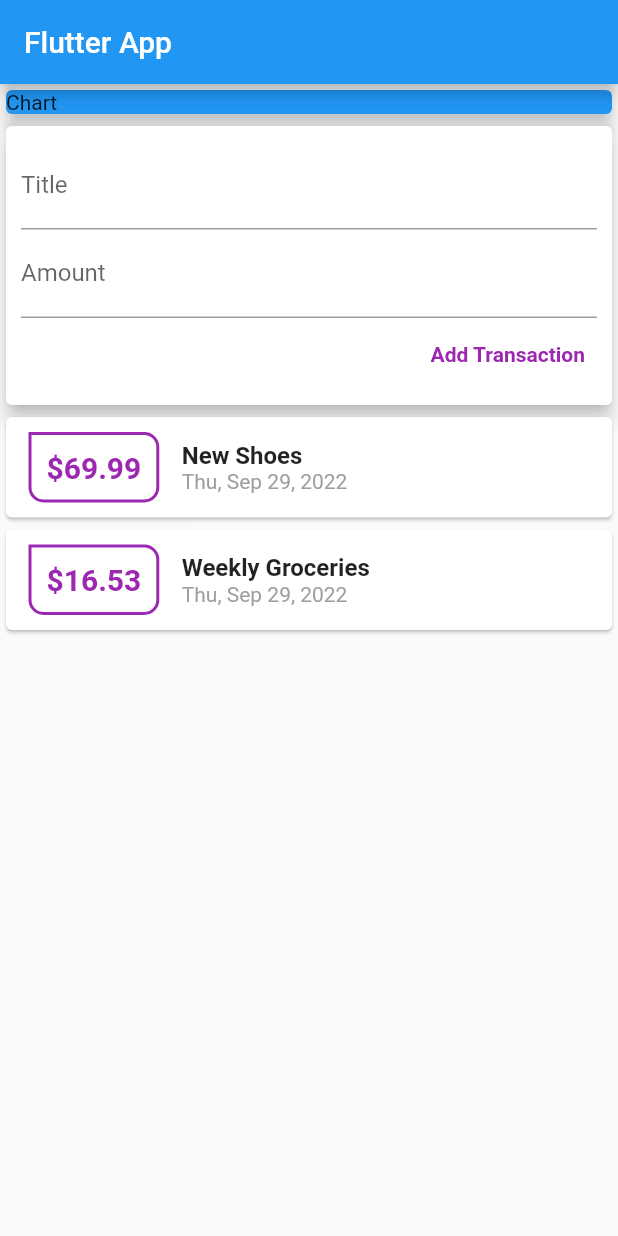
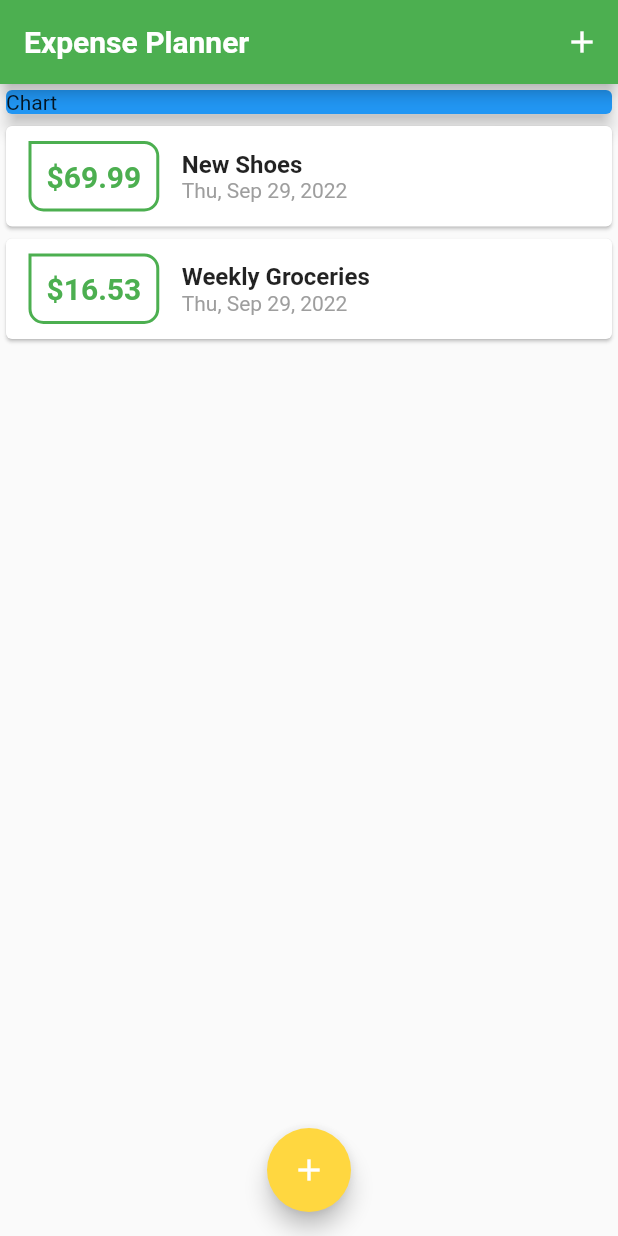
Before and after one commit to Jishan010/flutter_expense_app, a Flutter app: the screen it shows after launch, on a phone screen of 412 x 824 dp. Run offline on Flutter 3.47's test engine with Material 2 defaults, Android fonts, the phone set to English and light mode, and no system bars; Roboto replaces fonts that are missing (OpenSans).

Commit message:
if applied,this commit will update the theme

```diff
--- a/lib/main.dart
+++ b/lib/main.dart
@@ -1,5 +1,7 @@
 import 'package:flutter/material.dart';
-import './widgets/user_transactions.dart';
+import "../models/transaction.dart";
+import '../widgets/transaction_list.dart';
+import '../widgets/new_transaction.dart';
 
 void main() => runApp(MyApp());
 
@@ -7,20 +9,85 @@
   @override
   Widget build(BuildContext context) {
     return MaterialApp(
-      title: 'Flutter App',
+      theme: ThemeData(
+        primarySwatch: Colors.green,
+        accentColor: Colors.amberAccent,
+        appBarTheme: AppBarTheme(
+          textTheme: ThemeData.light().textTheme.copyWith(
+                headline6: TextStyle(
+                  fontFamily: 'OpenSans',
+                  fontSize: 20,
+                  fontWeight: FontWeight.bold,
+                ),
+              ),
+        ),
+      ),
+      title: 'Expense Planner',
       home: MyHomePage(),
     );
   }
 }
 
-class MyHomePage extends StatelessWidget {
+class MyHomePage extends StatefulWidget {
+  @override
+  State<MyHomePage> createState() => _MyHomePageState();
+}
+
+class _MyHomePageState extends State<MyHomePage> {
+  final List<Transaction> _userTransactions = [
+    Transaction(
+      id: 't1',
+      title: 'New Shoes',
+      amount: 69.99,
+      date: DateTime.now(),
+    ),
+    Transaction(
+      id: 't2',
+      title: 'Weekly Groceries',
+      amount: 16.53,
+      date: DateTime.now(),
+    ),
+  ];
+
+  void _addNewTransaction(String txTitle, double txAmount) {
+    final newTx = Transaction(
+      title: txTitle,
+      amount: txAmount,
+      date: DateTime.now(),
+      id: DateTime.now().toString(),
+    );
+
+    setState(() {
+      _userTransactions.add(newTx);
+    });
+  }
+
+  void startAddNewTransaction(BuildContext ctx) {
+    showModalBottomSheet(
+        context: ctx,
+        builder: (_) {
+          return GestureDetector(
+            onTap: () {},
+            child: NewTransaction(_addNewTransaction),
+            behavior: HitTestBehavior.opaque,
+          );
+        });
+  }
+
   @override
   Widget build(BuildContext context) {
     return Scaffold(
       appBar: AppBar(
-        title: Text('Flutter App'),
+        title: Text('Expense Planner'),
+        actions: <Widget>[
+          IconButton(
+            icon: Icon(Icons.add),
+            onPressed: () => startAddNewTransaction(context),
           ),
-      body: Column(
+        ],
+      ),
+      body: SingleChildScrollView(
+        child: Column(
           //mainAxisAlignment: MainAxisAlignment.start,
           crossAxisAlignment: CrossAxisAlignment.stretch,
           children: <Widget>[
@@ -32,8 +99,15 @@
                 elevation: 5,
               ),
             ),
-          UserTransactions(),
+            TransactionList(_userTransactions),
           ],
+        ),
+      ),
+      floatingActionButtonLocation: FloatingActionButtonLocation.centerFloat,
+      floatingActionButton: FloatingActionButton(
+        child: Icon(Icons.add,
+        color: Colors.white,),
+        onPressed: () => startAddNewTransaction(context),
       ),
     );
   }
--- a/lib/widgets/transaction_list.dart
+++ b/lib/widgets/transaction_list.dart
@@ -1,6 +1,5 @@
 import 'package:flutter/material.dart';
 import 'package:intl/intl.dart';
-
 import '../models/transaction.dart';
 
 class TransactionList extends StatelessWidget {
@@ -21,17 +20,17 @@
                   horizontal: 15,
                 ),
                 child: Text(
-                  '\$${transactions[index].amount}',
+                  '\$${transactions[index].amount.toStringAsFixed(2)}',
                   style: TextStyle(
                     fontWeight: FontWeight.bold,
                     fontSize: 20,
-                    color: Colors.purple,
+                    color: Theme.of(context).primaryColor,
                   ),
                 ),
                 decoration: BoxDecoration(
                     border: Border.all(
                       width: 2,
-                      color: Colors.purple,
+                      color: Theme.of(context).primaryColor,
                     ),
                     borderRadius: BorderRadius.only(
                         bottomLeft: Radius.circular(10),
--- a/lib/widgets/user_transactions.dart
+++ /dev/null
@@ -1,49 +0,0 @@
-import 'package:flutter/material.dart';
-import './transaction_list.dart';
-import './new_transaction.dart';
-import '../models/transaction.dart';
-
-class UserTransactions extends StatefulWidget {
-  @override
-  State<UserTransactions> createState() => _UserTransactionsState();
-}
-
-class _UserTransactionsState extends State<UserTransactions> {
-  final List<Transaction> _userTransactions = [
-    Transaction(
-      id: 't1',
-      title: 'New Shoes',
-      amount: 69.99,
-      date: DateTime.now(),
-    ),
-    Transaction(
-      id: 't2',
-      title: 'Weekly Groceries',
-      amount: 16.53,
-      date: DateTime.now(),
-    ),
-  ];
-
-  void _addNewTransaction(String txTitle, double txAmount) {
-    final newTx = Transaction(
-      title: txTitle,
-      amount: txAmount,
-      date: DateTime.now(),
-      id: DateTime.now().toString(),
-    );
-
-    setState(() {
-      _userTransactions.add(newTx);
-    });
-  }
-
-  @override
-  Widget build(BuildContext context) {
-    return Column(
-      children: <Widget>[
-        NewTransaction(_addNewTransaction),
-        TransactionList(_userTransactions),
-      ],
-    );
-  }
-}
```
Also changed, not shown: lib/widgets/new_transaction.dart (+29 -10 lines). Lines whose indentation alone changed are shown as unchanged.
